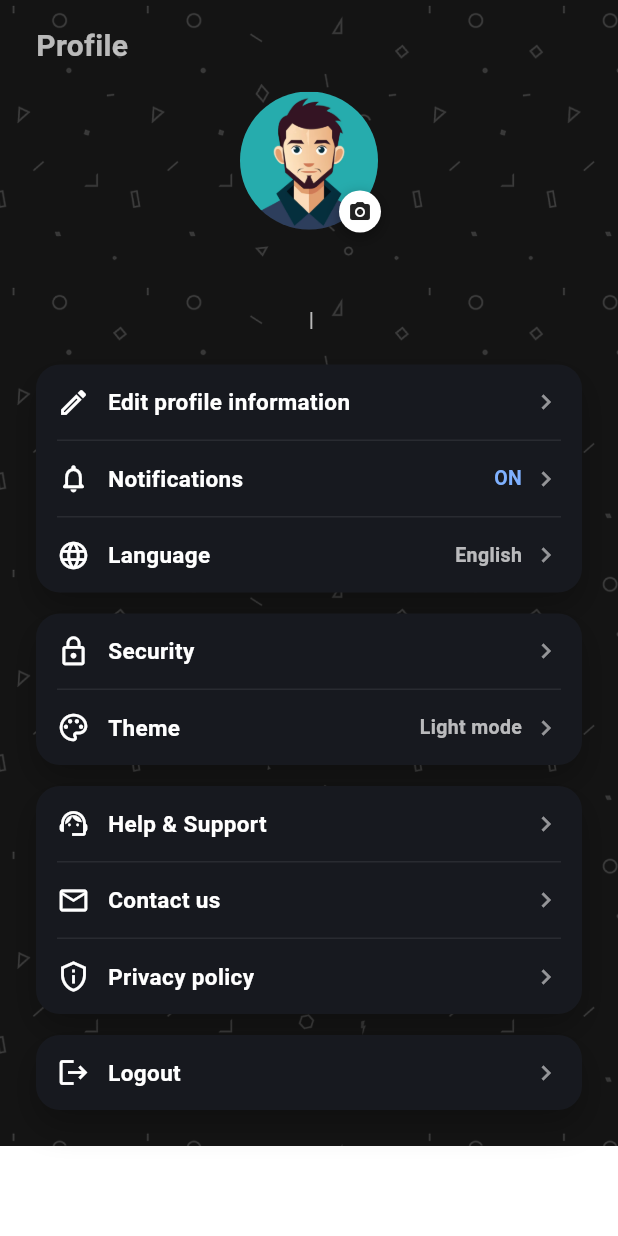
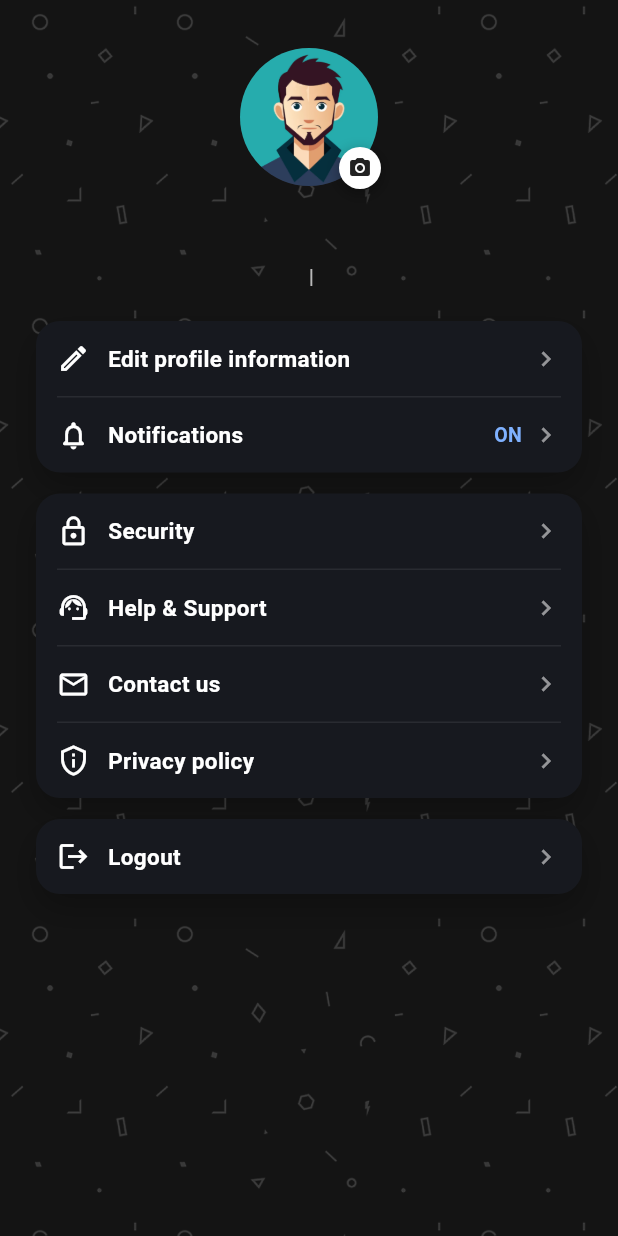
Before and after one commit to FelyksCode/Creditech-Capstone-Flutter-Project, a Flutter app: the ProfilePage screen opened directly, on a phone screen of 412 x 824 dp. Run offline on Flutter 3.47's test engine with Material 3 defaults, Android fonts, the phone set to English and light mode, and no system bars; our stand-ins replace cloud_firestore, firebase_auth, firebase_core, flutter_dotenv, google_sign_in, image_picker and 1 more; accounts and stored records are empty.

Commit message:
Dust Background filled the entire screen

```diff
--- a/lib/ui/pages/analytics_page/analytics_page.dart
+++ b/lib/ui/pages/analytics_page/analytics_page.dart
@@ -24,7 +24,8 @@ class AnalyticsPage extends StatelessWidget {
 
     return Scaffold(
       backgroundColor: Colors.transparent,
-      body: Stack(
+      body: SizedBox.expand(
+        child: Stack(
           children: [
             const Positioned.fill(
               child: DustBackground(
@@ -222,6 +223,7 @@ class AnalyticsPage extends StatelessWidget {
             ),
           ],
         ),
+      ),
     );
   }
 }
--- a/lib/ui/pages/home_page/home_page.dart
+++ b/lib/ui/pages/home_page/home_page.dart
@@ -12,7 +12,8 @@ class HomePage extends StatelessWidget {
     SystemChrome.setSystemUIOverlayStyle(SystemUiOverlayStyle.light);
     return Scaffold(
       backgroundColor: Colors.transparent,
-      body: Stack(
+      body: SizedBox.expand(
+        child: Stack(
           children: [
             const Positioned.fill(
               child: DustBackground(
@@ -50,6 +51,7 @@ class HomePage extends StatelessWidget {
               ),
             ),
           ],
+        ),
       ),
     );
   }
--- a/lib/ui/pages/profile_page/profile_page.dart
+++ b/lib/ui/pages/profile_page/profile_page.dart
@@ -139,7 +139,8 @@ class ProfilePage extends StatelessWidget {
       builder: (context, profileProvider, child) {
         return Scaffold(
           backgroundColor: Colors.transparent,
-          body: Stack(
+          body: SizedBox.expand(
+            child: Stack(
               children: [
                 const Positioned.fill(
                   child: DustBackground(
@@ -154,14 +155,7 @@ class ProfilePage extends StatelessWidget {
                     child: Column(
                       crossAxisAlignment: CrossAxisAlignment.start,
                       children: [
-                      const Text(
-                        'Profile',
-                        style: TextStyle(
-                          color: Colors.white70,
-                          fontSize: 20,
-                          fontWeight: FontWeight.w600,
-                        ),
-                      ),
+
                         const SizedBox(height: 16),
 
                         Center(
@@ -298,33 +292,17 @@ class ProfilePage extends StatelessWidget {
                                 }
                               },
                             ),
-                          _DividerRow(),
-                          _TileRow(
-                            icon: Icons.language_outlined,
-                            title: 'Language',
-                            trailingText: profileProvider.language,
-                          ),
+
                           ],
                         ),
 
                         const SizedBox(height: 14),
 
+
                         _TileGroup(
                           children: [
                             _TileRow(icon: Icons.lock_outline, title: 'Security'),
                             _DividerRow(),
-                          _TileRow(
-                            icon: Icons.color_lens_outlined,
-                            title: 'Theme',
-                            trailingText: profileProvider.themeLabel,
-                          ),
-                        ],
-                      ),
-
-                      const SizedBox(height: 14),
-
-                      _TileGroup(
-                        children: [
                             _TileRow(
                               icon: Icons.support_agent_outlined,
                               title: 'Help & Support',
@@ -358,6 +336,7 @@ class ProfilePage extends StatelessWidget {
                   ),
                 ),
               ],
+            ),
           ),
         );
       },
```
Also changed, not shown: lib/ui/pages/analytics_page/upload_file_item.dart (+7 -2 lines). Lines whose indentation alone changed are shown as unchanged.
